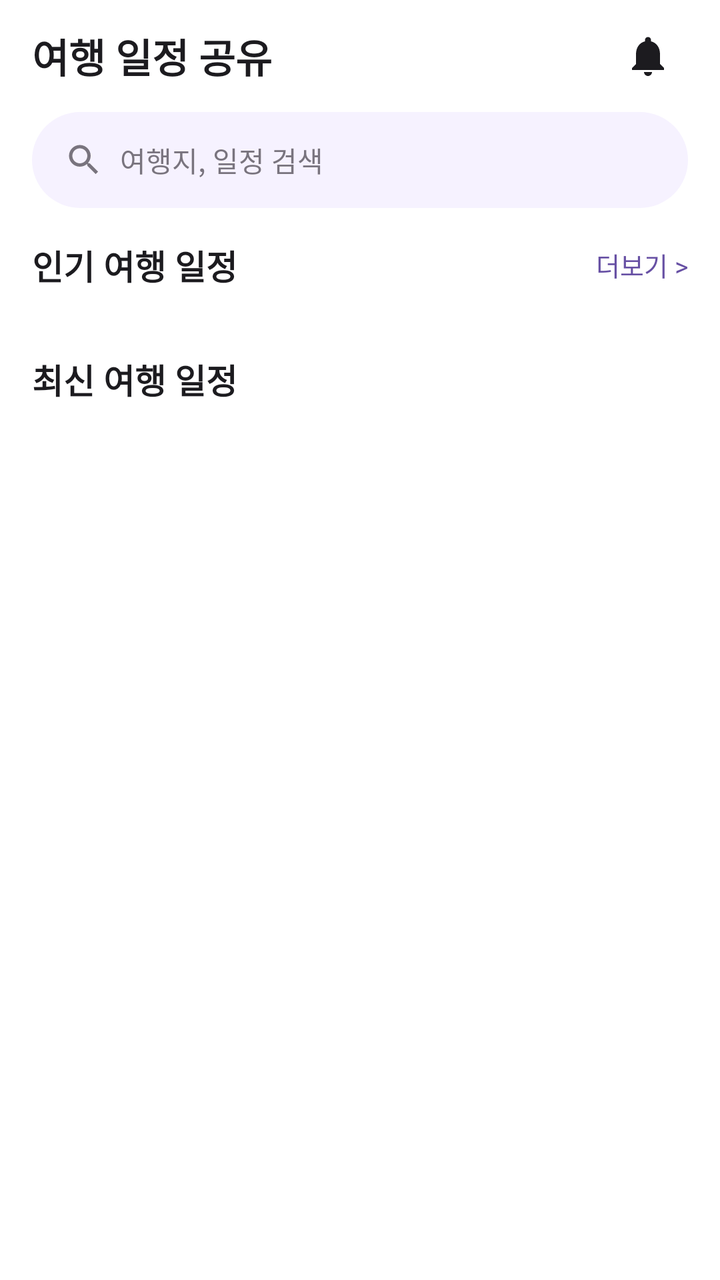
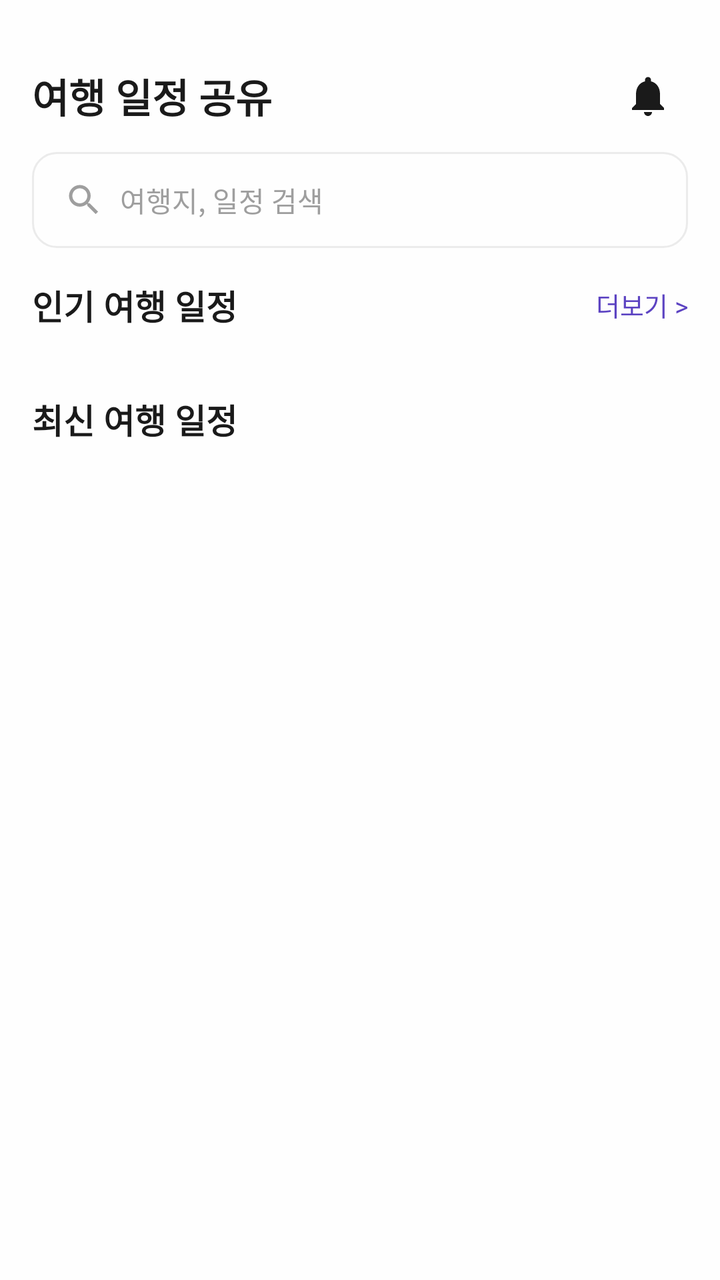

An Android layout rendered at two revisions. The XML below is the earlier revision; the diff shows what the commit changed to produce the second picture.
<!-- AndroidManifest.xml: application theme Theme.TripShare -->
<!-- res/layout/fragment_home.xml -->
<?xml version="1.0" encoding="utf-8"?>
<LinearLayout xmlns:android="http://schemas.android.com/apk/res/android"
    android:layout_width="match_parent"
    android:layout_height="match_parent"
    android:background="@color/white"
    android:orientation="vertical">

    <LinearLayout
        android:layout_width="match_parent"
        android:layout_height="56dp"
        android:gravity="center_vertical"
        android:orientation="horizontal"
        android:paddingHorizontal="16dp">

        <TextView
            android:layout_width="0dp"
            android:layout_height="wrap_content"
            android:layout_weight="1"
            android:text="@string/home_title"
            android:textColor="@color/text_primary"
            android:textSize="20sp"
            android:textStyle="bold" />

        <ImageButton
            android:id="@+id/btn_notifications"
            android:layout_width="40dp"
            android:layout_height="40dp"
            android:background="?attr/selectableItemBackgroundBorderless"
            android:contentDescription="@null"
            android:src="@drawable/ic_bell" />
    </LinearLayout>

    <LinearLayout
        android:layout_width="match_parent"
        android:layout_height="48dp"
        android:layout_marginHorizontal="16dp"
        android:background="@drawable/bg_search_bar"
        android:gravity="center_vertical"
        android:orientation="horizontal"
        android:paddingHorizontal="16dp">

        <ImageView
            android:layout_width="20dp"
            android:layout_height="20dp"
            android:contentDescription="@null"
            android:src="@drawable/ic_search" />

        <EditText
            android:id="@+id/et_search"
            android:layout_width="0dp"
            android:layout_height="match_parent"
            android:layout_marginStart="8dp"
            android:layout_weight="1"
            android:background="@null"
            android:hint="@string/search_hint"
            android:imeOptions="actionSearch"
            android:inputType="text"
            android:textColor="@color/text_primary"
            android:textColorHint="@color/text_hint"
            android:textSize="14sp" />
    </LinearLayout>

    <ScrollView
        android:layout_width="match_parent"
        android:layout_height="0dp"
        android:layout_weight="1"
        android:fillViewport="true">

        <LinearLayout
            android:layout_width="match_parent"
            android:layout_height="wrap_content"
            android:orientation="vertical"
            android:padding="16dp">

            <LinearLayout
                android:layout_width="match_parent"
                android:layout_height="wrap_content"
                android:gravity="center_vertical"
                android:orientation="horizontal">

                <TextView
                    android:layout_width="0dp"
                    android:layout_height="wrap_content"
                    android:layout_weight="1"
                    android:text="@string/popular_trips"
                    android:textColor="@color/text_primary"
                    android:textSize="17sp"
                    android:textStyle="bold" />

                <TextView
                    android:layout_width="wrap_content"
                    android:layout_height="wrap_content"
                    android:text="@string/see_more"
                    android:textColor="@color/purple_primary"
                    android:textSize="13sp" />
            </LinearLayout>

            <androidx.recyclerview.widget.RecyclerView
                android:id="@+id/rv_popular"
                android:layout_width="match_parent"
                android:layout_height="wrap_content"
                android:layout_marginTop="12dp"
                android:nestedScrollingEnabled="false" />

            <TextView
                android:layout_width="wrap_content"
                android:layout_height="wrap_content"
                android:layout_marginTop="20dp"
                android:text="@string/latest_trips"
                android:textColor="@color/text_primary"
                android:textSize="17sp"
                android:textStyle="bold" />

            <androidx.recyclerview.widget.RecyclerView
                android:id="@+id/rv_latest"
                android:layout_width="match_parent"
                android:layout_height="wrap_content"
                android:layout_marginTop="12dp"
                android:nestedScrollingEnabled="false" />
        </LinearLayout>
    </ScrollView>
</LinearLayout>
<!-- resources referenced by this layout -->
<resources>
  <color name="purple_primary">#6750A4</color>
  <color name="text_hint">#79747E</color>
  <color name="text_primary">#1C1B1F</color>
  <color name="white">#FFFFFFFF</color>
  <!-- drawable bg_search_bar (drawable) -->
  <?xml version="1.0" encoding="utf-8"?>
  <shape xmlns:android="http://schemas.android.com/apk/res/android"
      android:shape="rectangle">
      <solid android:color="@color/purple_surface" />
      <corners android:radius="24dp" />
  </shape>
  <!-- drawable ic_bell (drawable) -->
  <vector xmlns:android="http://schemas.android.com/apk/res/android"
      android:width="24dp"
      android:height="24dp"
      android:viewportWidth="24"
      android:viewportHeight="24">
      <path
          android:fillColor="@color/text_primary"
          android:pathData="M12,22c1.1,0 2,-0.9 2,-2h-4c0,1.1 0.89,2 2,2zM18,16v-5c0,-3.07 -1.64,-5.64 -4.5,-6.32V4c0,-0.83 -0.67,-1.5 -1.5,-1.5s-1.5,0.67 -1.5,1.5v0.68C7.63,5.36 6,7.92 6,11v5l-2,2v1h16v-1l-2,-2z" />
  </vector>
  <!-- drawable ic_search (drawable) -->
  <vector xmlns:android="http://schemas.android.com/apk/res/android"
      android:width="24dp"
      android:height="24dp"
      android:viewportWidth="24"
      android:viewportHeight="24">
      <path
          android:fillColor="@color/text_hint"
          android:pathData="M15.5,14h-0.79l-0.28,-0.27C15.41,12.59 16,11.11 16,9.5 16,5.91 13.09,3 9.5,3S3,5.91 3,9.5 5.91,16 9.5,16c1.61,0 3.09,-0.59 4.23,-1.57l0.27,0.28v0.79l5,4.99L20.49,19l-4.99,-5zM9.5,14C7.01,14 5,11.99 5,9.5S7.01,5 9.5,5 14,7.01 14,9.5 11.99,14 9.5,14z" />
  </vector>
  <string name="home_title">여행 일정 공유</string>
  <string name="latest_trips">최신 여행 일정</string>
  <string name="popular_trips">인기 여행 일정</string>
  <string name="search_hint">여행지, 일정 검색</string>
  <string name="see_more">더보기 &gt;</string>
  <style name="Theme.TripShare" parent="Base.Theme.TripShare" />
  <color name="purple_surface">#F6F2FF</color>
  <style name="Base.Theme.TripShare" parent="Theme.Material3.DayNight.NoActionBar">
          <item name="colorPrimary">@color/purple_primary</item>
          <item name="colorPrimaryDark">@color/purple_dark</item>
          <item name="colorAccent">@color/purple_primary</item>
          <item name="android:statusBarColor">@color/white</item>
          <item name="android:windowLightStatusBar">true</item>
          <item name="android:navigationBarColor">@color/white</item>
      </style>
  <color name="purple_dark">#4F378B</color>
</resources>

<!-- the commit's change to res/layout/fragment_home.xml (unified diff, before → after) -->
@@ -2,8 +2,10 @@
 <LinearLayout xmlns:android="http://schemas.android.com/apk/res/android"
     android:layout_width="match_parent"
     android:layout_height="match_parent"
-    android:background="@color/white"
-    android:orientation="vertical">
+    android:background="@color/background"
+    android:fitsSystemWindows="true"
+    android:orientation="vertical"
+    android:paddingTop="@dimen/screen_top_extra">
 
     <LinearLayout
         android:layout_width="match_parent"
<!-- resource entries referenced after the edit -->
@@ -1,15 +1,19 @@
 <!-- resources referenced by this layout -->
 <resources>
-  <color name="purple_primary">#6750A4</color>
-  <color name="text_hint">#79747E</color>
-  <color name="text_primary">#1C1B1F</color>
-  <color name="white">#FFFFFFFF</color>
+  <color name="background">#FEFEFE</color>
+  <color name="purple_primary">#5C43C2</color>
+  <color name="text_hint">#9E9E9E</color>
+  <color name="text_primary">#1A1A1A</color>
+  <dimen name="screen_top_extra">20dp</dimen>
   <!-- drawable bg_search_bar (drawable) -->
   <?xml version="1.0" encoding="utf-8"?>
   <shape xmlns:android="http://schemas.android.com/apk/res/android"
       android:shape="rectangle">
-      <solid android:color="@color/purple_surface" />
-      <corners android:radius="24dp" />
+      <solid android:color="@color/background" />
+      <corners android:radius="12dp" />
+      <stroke
+          android:width="1dp"
+          android:color="@color/divider" />
   </shape>
   <!-- drawable ic_bell (drawable) -->
   <vector xmlns:android="http://schemas.android.com/apk/res/android"
@@ -37,15 +41,21 @@
   <string name="search_hint">여행지, 일정 검색</string>
   <string name="see_more">더보기 &gt;</string>
   <style name="Theme.TripShare" parent="Base.Theme.TripShare" />
-  <color name="purple_surface">#F6F2FF</color>
+  <color name="divider">#EBEBEB</color>
   <style name="Base.Theme.TripShare" parent="Theme.Material3.DayNight.NoActionBar">
           <item name="colorPrimary">@color/purple_primary</item>
           <item name="colorPrimaryDark">@color/purple_dark</item>
           <item name="colorAccent">@color/purple_primary</item>
-          <item name="android:statusBarColor">@color/white</item>
+          <item name="android:colorBackground">@color/background</item>
+          <item name="colorSurface">@color/card_bg</item>
+          <item name="android:windowBackground">@color/background</item>
+          <item name="android:statusBarColor">@color/background</item>
           <item name="android:windowLightStatusBar">true</item>
-          <item name="android:navigationBarColor">@color/white</item>
+          <item name="android:navigationBarColor">@color/background</item>
+          <item name="android:windowLightNavigationBar" tools:targetApi="27">true</item>
+          <item name="android:windowOptOutEdgeToEdgeEnforcement" tools:targetApi="35">true</item>
       </style>
-  <color name="purple_dark">#4F378B</color>
+  <color name="purple_dark">#4A35A0</color>
+  <color name="card_bg">#FFFFFF</color>
 </resources>
 
